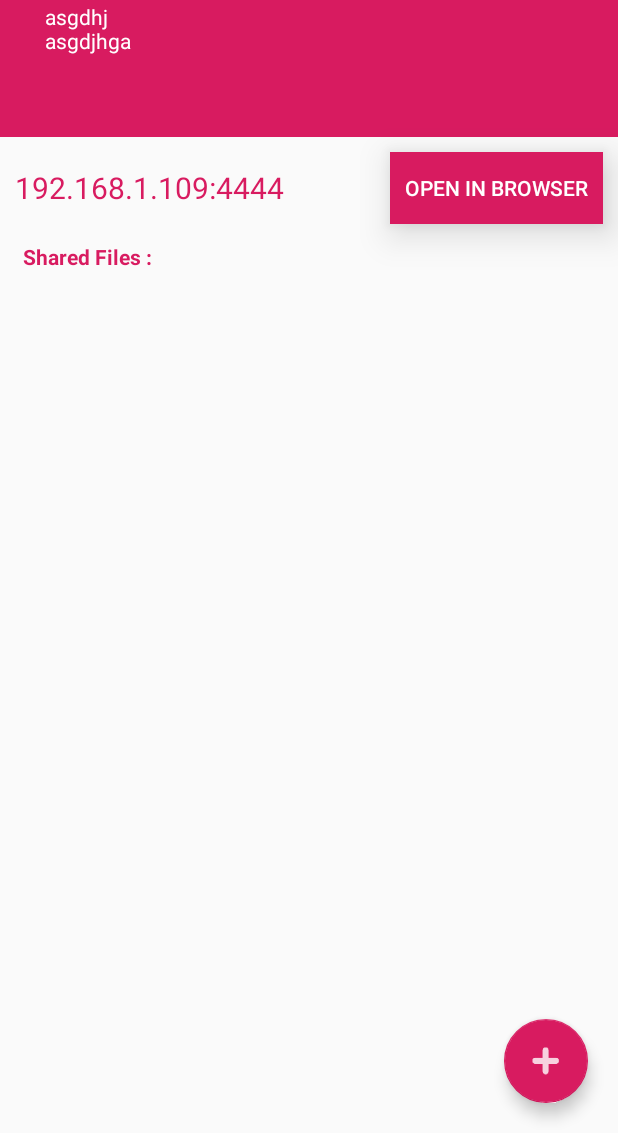
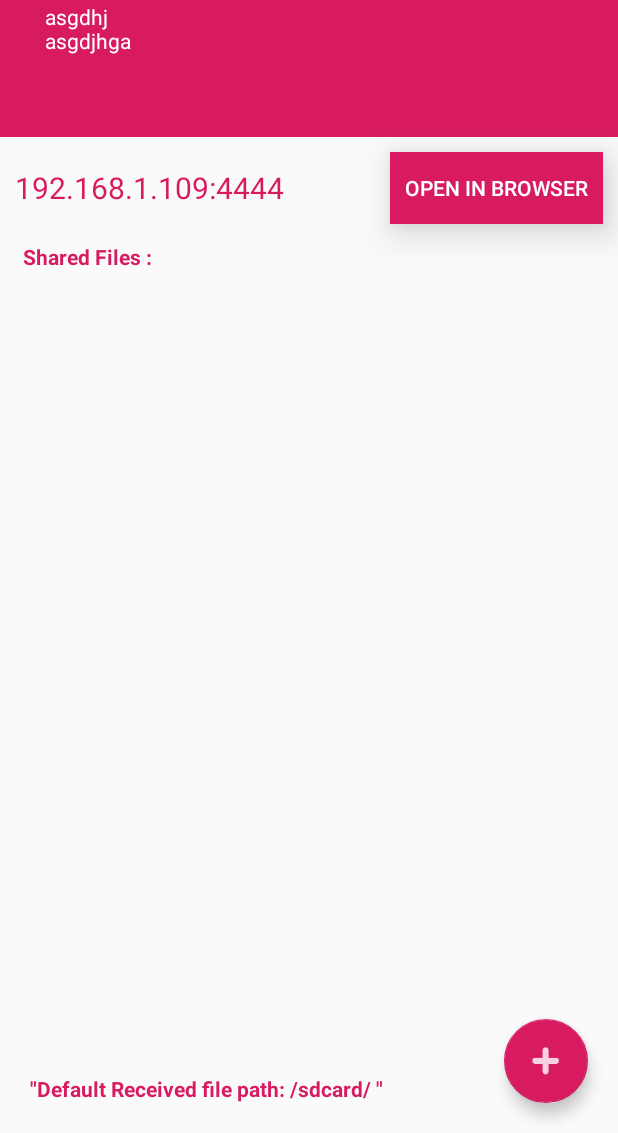
Before and after one commit to StevenZack/LanGenius, an Android app: the layout activity_main.xml on its own in the app's theme, with its tools: preview values and no code run, on a phone screen of 412 x 824 dp, the part 103-1236 px from its top. Run offline under Robolectric (Android 15) with nearby library versions, the phone set to English and light mode, and no system bars.

Commit message:
change strings

```diff
--- a/app/src/main/res/layout/activity_main.xml
+++ b/app/src/main/res/layout/activity_main.xml
@@ -94,7 +94,6 @@
         android:textColor="@color/colorPrimaryDark"
         android:layout_gravity="bottom"
         android:textStyle="bold"
-        android:visibility="gone"
         android:layout_marginBottom="20dp"
         android:layout_marginLeft="20dp"
         android:layout_height="wrap_content" />
--- a/app/src/main/res/values/strings.xml
+++ b/app/src/main/res/values/strings.xml
@@ -8,5 +8,5 @@
     <string name="newFile">New File :</string>
     <string name="plzinstallAFileManager">Please install a File Manager</string>
     <string name="addFileFailed">Add failed ,plz try another File Manager</string>
-    <string name="storagepath">"Received file in /sdcard/ "</string>
+    <string name="storagepath">\"Default Received file path: /sdcard/ \"</string>
 </resources>
```
Also changed, not shown: 1 other file.
